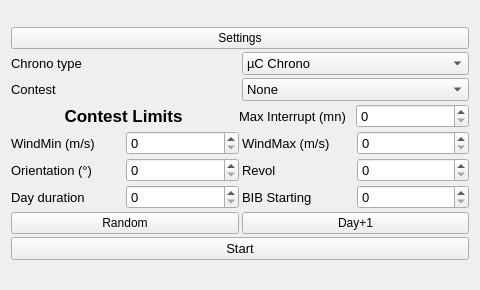
jomarin38/F3FChrono, file F3FChrono/gui/WConfig.ui: the form before one commit.
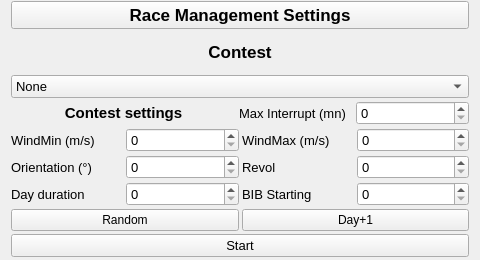
The form after the commit.

Commit message:
remove chrono rpi class adding udp base functions detect and invert Arduino firmware has been upgrade to force base by rpi with rs232
next step chrono state diagram upgrade

```diff
--- a/F3FChrono/gui/WConfig.ui
+++ b/F3FChrono/gui/WConfig.ui
@@ -7,7 +7,7 @@
     <x>0</x>
     <y>0</y>
     <width>480</width>
-    <height>290</height>
+    <height>260</height>
    </rect>
   </property>
   <property name="windowTitle">
@@ -29,63 +29,35 @@
       <layout class="QHBoxLayout" name="horizontalLayout_4">
        <item>
         <widget class="QPushButton" name="btn_settings">
-         <property name="text">
-          <string>Settings</string>
-         </property>
-        </widget>
-       </item>
-      </layout>
-     </item>
-     <item>
-      <layout class="QHBoxLayout" name="horizontalLayout">
-       <item>
-        <widget class="QLabel" name="ChronoLabel">
          <property name="font">
           <font>
-           <pointsize>10</pointsize>
+           <pointsize>13</pointsize>
+           <weight>75</weight>
+           <bold>true</bold>
           </font>
          </property>
          <property name="text">
-          <string>Chrono type</string>
+          <string>Race Management Settings</string>
          </property>
         </widget>
        </item>
-       <item>
-        <widget class="QComboBox" name="ChronoType">
-         <property name="font">
-          <font>
-           <pointsize>10</pointsize>
-          </font>
-         </property>
-         <property name="currentIndex">
-          <number>1</number>
-         </property>
-         <item>
-          <property name="text">
-           <string>Rpi Chrono</string>
-          </property>
-         </item>
-         <item>
-          <property name="text">
-           <string>µC Chrono</string>
-          </property>
-         </item>
-        </widget>
-       </item>
       </layout>
      </item>
-     <item>
-      <layout class="QHBoxLayout" name="horizontalLayout_2">
        <item>
         <widget class="QLabel" name="Contest">
          <property name="font">
           <font>
-           <pointsize>10</pointsize>
+         <pointsize>13</pointsize>
+         <weight>75</weight>
+         <bold>true</bold>
           </font>
          </property>
          <property name="text">
           <string>Contest</string>
          </property>
+       <property name="alignment">
+        <set>Qt::AlignCenter</set>
+       </property>
         </widget>
        </item>
        <item>
@@ -102,8 +74,6 @@
          </item>
         </widget>
        </item>
-      </layout>
-     </item>
      <item>
       <layout class="QHBoxLayout" name="horizontalLayout_3">
        <item>
@@ -122,13 +92,13 @@
          </property>
          <property name="font">
           <font>
-           <pointsize>13</pointsize>
+           <pointsize>11</pointsize>
            <weight>75</weight>
            <bold>true</bold>
           </font>
          </property>
          <property name="text">
-          <string>Contest Limits</string>
+          <string>Contest settings</string>
          </property>
          <property name="alignment">
           <set>Qt::AlignCenter</set>
```
Lines whose indentation alone changed are shown as unchanged. The commit also changes 9 other files.
